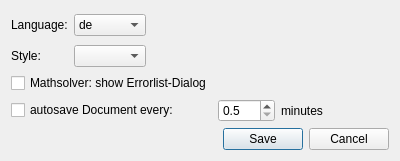
Before: the Qt Designer form src/MainApp/View/Dialogs/settingsdialog.ui in nfbyfm/TME, drawn with Qt 5.
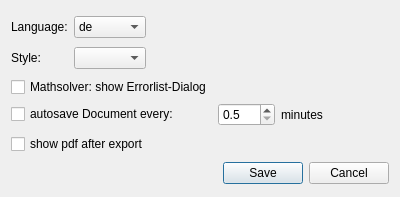
After: the same form once the commit is applied.

The edit to the form file:
```diff
--- a/src/MainApp/View/Dialogs/settingsdialog.ui
+++ b/src/MainApp/View/Dialogs/settingsdialog.ui
@@ -7,7 +7,7 @@
     <x>0</x>
     <y>0</y>
     <width>400</width>
-    <height>159</height>
+    <height>197</height>
    </rect>
   </property>
   <property name="windowTitle">
@@ -123,6 +123,13 @@
      </item>
     </layout>
    </item>
+   <item>
+    <widget class="QCheckBox" name="checkBoxShowPdfAfterExport">
+     <property name="text">
+      <string>show pdf after export</string>
+     </property>
+    </widget>
+   </item>
    <item>
     <widget class="QDialogButtonBox" name="buttonBox">
      <property name="orientation">
```
